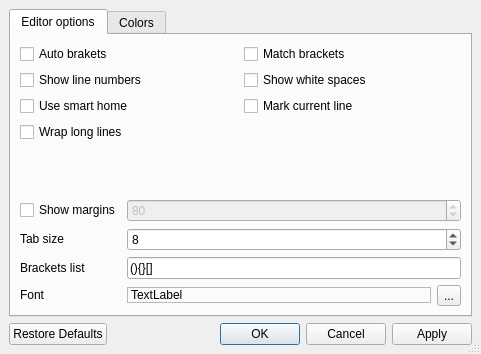
Qt form tools/qtsourceview/demos/demo4/configdialog.ui (diegoiast/qtsourceview) before a commit.
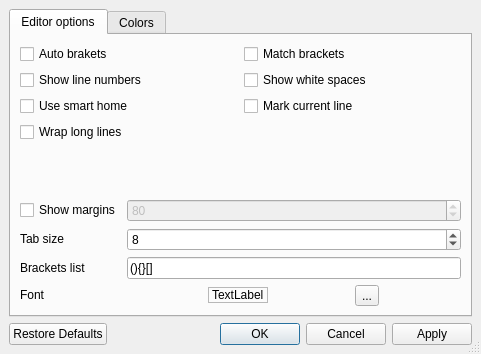
The same form after that commit. Custom widgets are drawn as their Qt base class.

Patch:
```diff
--- a/tools/qtsourceview/demos/demo4/configdialog.ui
+++ b/tools/qtsourceview/demos/demo4/configdialog.ui
@@ -42,8 +42,20 @@
        <string>Editor options</string>
       </attribute>
       <layout class="QVBoxLayout" >
+       <property name="margin" >
+        <number>9</number>
+       </property>
+       <property name="spacing" >
+        <number>6</number>
+       </property>
        <item>
         <layout class="QGridLayout" >
+         <property name="margin" >
+          <number>0</number>
+         </property>
+         <property name="spacing" >
+          <number>6</number>
+         </property>
          <item row="0" column="0" >
           <widget class="QCheckBox" name="autoBrackets" >
            <property name="text" >
@@ -110,6 +122,12 @@
        </item>
        <item>
         <layout class="QGridLayout" >
+         <property name="margin" >
+          <number>0</number>
+         </property>
+         <property name="spacing" >
+          <number>6</number>
+         </property>
          <item row="0" column="0" >
           <widget class="QCheckBox" name="showMargins" >
            <property name="text" >
@@ -133,7 +151,9 @@
          <item row="1" column="0" >
           <widget class="QLabel" name="label_4" >
            <property name="sizePolicy" >
-            <sizepolicy vsizetype="Maximum" hsizetype="Preferred" >
+            <sizepolicy>
+             <hsizetype>0</hsizetype>
+             <vsizetype>0</vsizetype>
              <horstretch>0</horstretch>
              <verstretch>0</verstretch>
             </sizepolicy>
@@ -167,7 +187,9 @@
          <item row="3" column="0" >
           <widget class="QLabel" name="label_2" >
            <property name="sizePolicy" >
-            <sizepolicy vsizetype="Maximum" hsizetype="Preferred" >
+            <sizepolicy>
+             <hsizetype>0</hsizetype>
+             <vsizetype>0</vsizetype>
              <horstretch>0</horstretch>
              <verstretch>0</verstretch>
             </sizepolicy>
@@ -197,7 +219,9 @@
            <item>
             <widget class="QLabel" name="labelFontPreview" >
              <property name="sizePolicy" >
-              <sizepolicy vsizetype="Maximum" hsizetype="Preferred" >
+              <sizepolicy>
+               <hsizetype>0</hsizetype>
+               <vsizetype>0</vsizetype>
                <horstretch>0</horstretch>
                <verstretch>0</verstretch>
               </sizepolicy>
```
Left out of the diff: 61 changed lines with no effect on the pictures.
